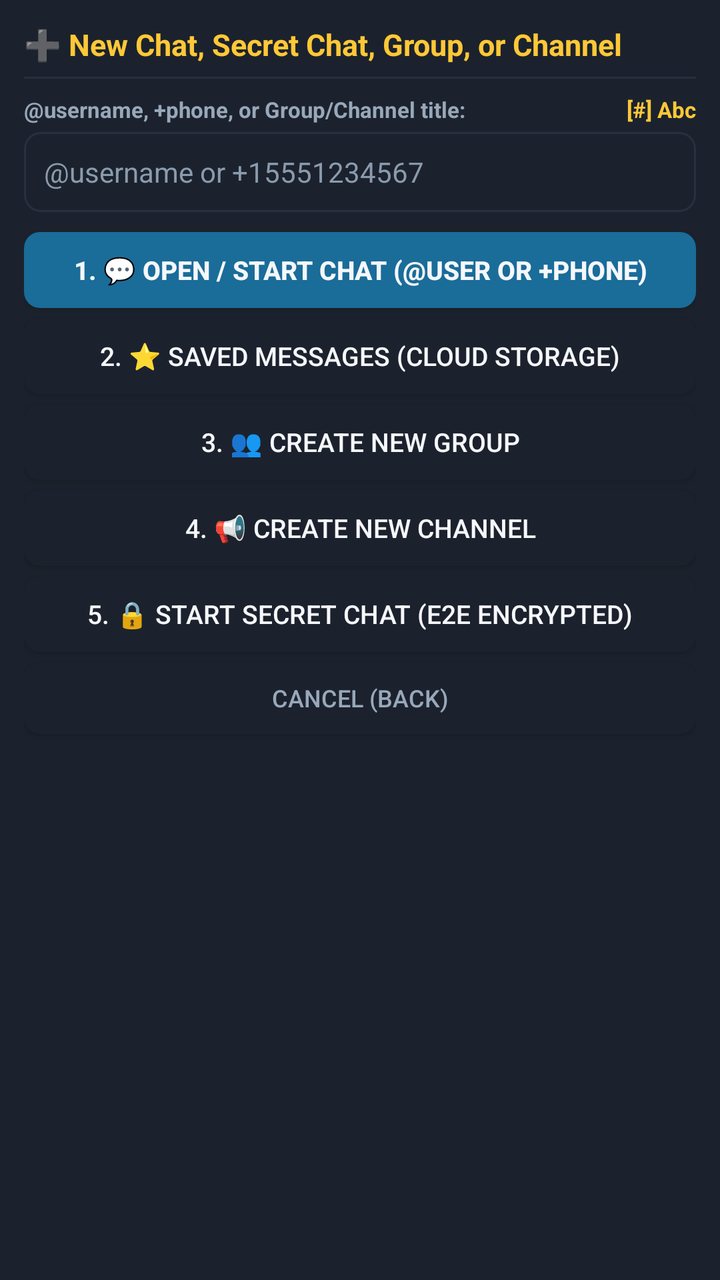
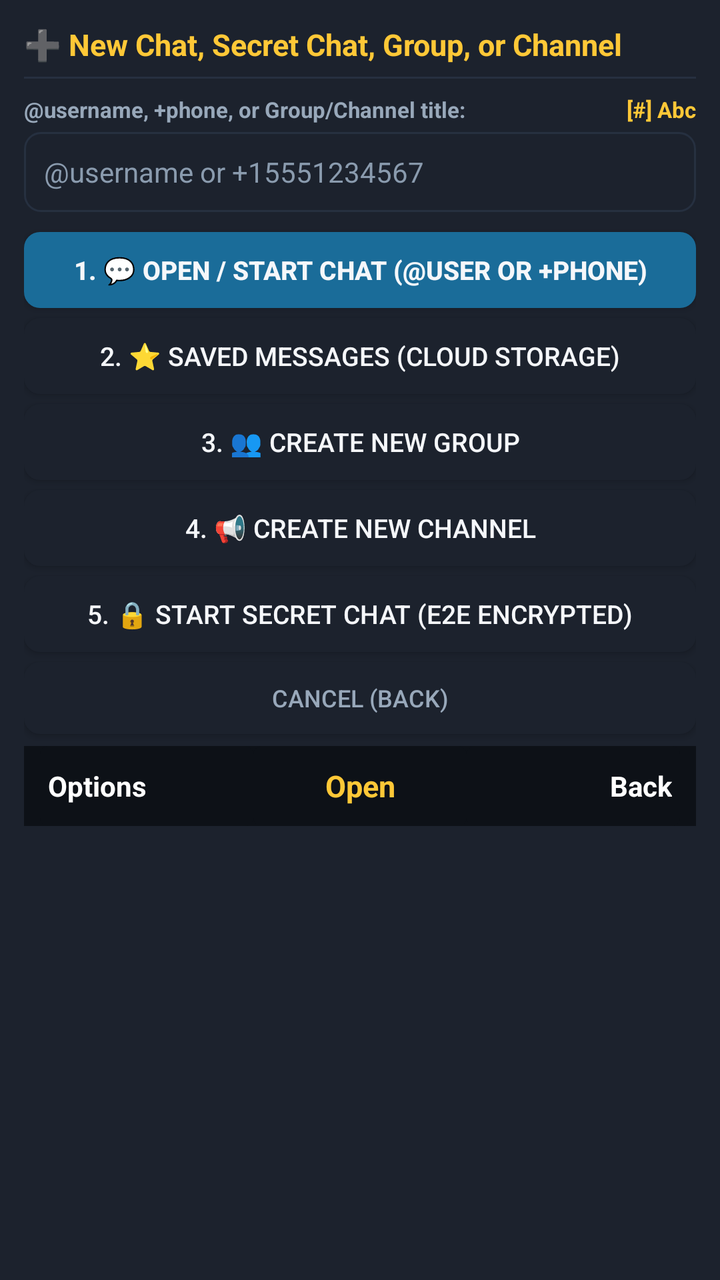

The first picture is an Android layout as it rendered before a commit; the second is the same layout after the commit. The layout source and the unified diff follow.
<!-- AndroidManifest.xml: application theme Theme.TeleFlip -->
<!-- res/layout/dialog_new_chat.xml -->
<?xml version="1.0" encoding="utf-8"?>
<LinearLayout xmlns:android="http://schemas.android.com/apk/res/android"
    android:layout_width="match_parent"
    android:layout_height="wrap_content"
    android:orientation="vertical"
    android:background="@color/bg_dark_card"
    android:padding="12dp">

    <TextView
        android:id="@+id/tv_new_chat_title"
        android:layout_width="match_parent"
        android:layout_height="wrap_content"
        android:text="➕ New Chat, Secret Chat, Group, or Channel"
        android:textColor="@color/focus_highlight_gold"
        android:textSize="15sp"
        android:textStyle="bold"
        android:paddingBottom="6dp" />

    <View
        android:layout_width="match_parent"
        android:layout_height="1dp"
        android:background="@color/softkey_divider"
        android:layout_marginBottom="8dp" />

    <LinearLayout
        android:layout_width="match_parent"
        android:layout_height="wrap_content"
        android:orientation="horizontal"
        android:gravity="center_vertical"
        android:layout_marginBottom="4dp">

        <TextView
            android:id="@+id/tv_new_chat_label"
            android:layout_width="0dp"
            android:layout_height="wrap_content"
            android:layout_weight="1"
            android:text="@username, +phone, or Group/Channel title:"
            android:textColor="@color/text_secondary"
            android:textSize="11sp"
            android:textStyle="bold" />

        <TextView
            android:id="@+id/tv_new_chat_input_mode"
            android:layout_width="wrap_content"
            android:layout_height="wrap_content"
            android:text="[#] Abc"
            android:textColor="@color/focus_highlight_gold"
            android:textSize="11sp"
            android:textStyle="bold" />
    </LinearLayout>

    <EditText
        android:id="@+id/et_new_chat_input"
        android:layout_width="match_parent"
        android:layout_height="40dp"
        android:background="@drawable/bg_edittext_selector"
        android:hint="@username or +15551234567"
        android:textColorHint="@color/text_hint"
        android:textColor="@color/text_primary"
        android:textSize="14sp"
        android:paddingStart="10dp"
        android:paddingEnd="10dp"
        android:singleLine="true"
        android:focusable="true"
        android:focusableInTouchMode="true"
        android:layout_marginBottom="10dp" />

    <Button
        android:id="@+id/btn_start_direct_chat"
        android:layout_width="match_parent"
        android:layout_height="38dp"
        android:text="1. 💬 Open / Start Chat (@user or +phone)"
        android:textColor="@color/text_primary"
        android:textSize="13sp"
        android:textStyle="bold"
        android:background="@drawable/bg_button_selector"
        android:focusable="true"
        android:layout_marginBottom="5dp" />

    <Button
        android:id="@+id/btn_open_saved_messages"
        android:layout_width="match_parent"
        android:layout_height="38dp"
        android:text="2. ⭐ Saved Messages (Cloud Storage)"
        android:textColor="@color/text_primary"
        android:textSize="13sp"
        android:background="@drawable/bg_item_selector"
        android:focusable="true"
        android:layout_marginBottom="5dp" />

    <Button
        android:id="@+id/btn_create_group"
        android:layout_width="match_parent"
        android:layout_height="38dp"
        android:text="3. 👥 Create New Group"
        android:textColor="@color/text_primary"
        android:textSize="13sp"
        android:background="@drawable/bg_item_selector"
        android:focusable="true"
        android:layout_marginBottom="5dp" />

    <Button
        android:id="@+id/btn_create_channel"
        android:layout_width="match_parent"
        android:layout_height="38dp"
        android:text="4. 📢 Create New Channel"
        android:textColor="@color/text_primary"
        android:textSize="13sp"
        android:background="@drawable/bg_item_selector"
        android:focusable="true"
        android:layout_marginBottom="5dp" />

    <Button
        android:id="@+id/btn_start_secret_chat"
        android:layout_width="match_parent"
        android:layout_height="38dp"
        android:text="5. 🔒 Start Secret Chat (E2E Encrypted)"
        android:textColor="@color/text_primary"
        android:textSize="13sp"
        android:background="@drawable/bg_item_selector"
        android:focusable="true"
        android:layout_marginBottom="5dp" />

    <Button
        android:id="@+id/btn_cancel_new_chat"
        android:layout_width="match_parent"
        android:layout_height="36dp"
        android:text="Cancel (Back)"
        android:textColor="@color/text_secondary"
        android:textSize="12sp"
        android:background="@drawable/bg_item_selector"
        android:focusable="true" />

</LinearLayout>
<!-- resources referenced by this layout -->
<resources>
  <color name="bg_dark_card">#1C222D</color>
  <color name="focus_highlight_gold">#FFC837</color>
  <color name="softkey_divider">#263040</color>
  <color name="text_hint">#8A9BAE</color>
  <color name="text_primary">#F5F7FA</color>
  <color name="text_secondary">#98A8BA</color>
  <!-- drawable bg_button_selector (drawable) -->
  <?xml version="1.0" encoding="utf-8"?>
  <selector xmlns:android="http://schemas.android.com/apk/res/android">
      <item android:state_focused="true">
          <shape android:shape="rectangle">
              <solid android:color="@color/tg_blue_dark" />
              <stroke android:width="3dp" android:color="@color/focus_highlight_gold" />
              <corners android:radius="8dp" />
          </shape>
      </item>
      <item android:state_pressed="true">
          <shape android:shape="rectangle">
              <solid android:color="@color/tg_blue_dark" />
              <corners android:radius="8dp" />
          </shape>
      </item>
      <item>
          <shape android:shape="rectangle">
              <solid android:color="@color/tg_blue" />
              <corners android:radius="8dp" />
          </shape>
      </item>
  </selector>
  <!-- drawable bg_edittext_selector (drawable) -->
  <?xml version="1.0" encoding="utf-8"?>
  <selector xmlns:android="http://schemas.android.com/apk/res/android">
      <item android:state_focused="true">
          <shape android:shape="rectangle">
              <solid android:color="@color/bg_dark_card_focused" />
              <stroke android:width="2dp" android:color="@color/focus_highlight" />
              <corners android:radius="8dp" />
          </shape>
      </item>
      <item>
          <shape android:shape="rectangle">
              <solid android:color="@color/bg_dark_card" />
              <stroke android:width="1dp" android:color="@color/softkey_divider" />
              <corners android:radius="8dp" />
          </shape>
      </item>
  </selector>
  <style name="Theme.TeleFlip" parent="Theme.AppCompat.NoActionBar">
          <item name="android:windowBackground">@color/bg_dark</item>
          <item name="android:textColorPrimary">@color/text_primary</item>
          <item name="android:textColorSecondary">@color/text_secondary</item>
          <item name="android:colorAccent">@color/tg_blue</item>
          <item name="android:defaultFocusHighlightEnabled">true</item>
      </style>
  <color name="tg_blue_dark">#061A28</color>
  <color name="tg_blue">#1A6C99</color>
  <color name="bg_dark_card_focused">#5B78A5</color>
  <color name="focus_highlight">#00D2FF</color>
  <color name="bg_dark">#12161D</color>
  <!-- unchanged entries left out for length: 1 -->
</resources>

<!-- the commit's change to res/layout/dialog_new_chat.xml (unified diff, before → after) -->
@@ -75,6 +75,7 @@
         android:textStyle="bold"
         android:background="@drawable/bg_button_selector"
         android:focusable="true"
+        android:focusableInTouchMode="true"
         android:layout_marginBottom="5dp" />
 
     <Button
@@ -86,6 +87,7 @@
         android:textSize="13sp"
         android:background="@drawable/bg_item_selector"
         android:focusable="true"
+        android:focusableInTouchMode="true"
         android:layout_marginBottom="5dp" />
 
     <Button
@@ -97,6 +99,7 @@
         android:textSize="13sp"
         android:background="@drawable/bg_item_selector"
         android:focusable="true"
+        android:focusableInTouchMode="true"
         android:layout_marginBottom="5dp" />
 
     <Button
@@ -108,6 +111,7 @@
         android:textSize="13sp"
         android:background="@drawable/bg_item_selector"
         android:focusable="true"
+        android:focusableInTouchMode="true"
         android:layout_marginBottom="5dp" />
 
     <Button
@@ -119,6 +123,7 @@
         android:textSize="13sp"
         android:background="@drawable/bg_item_selector"
         android:focusable="true"
+        android:focusableInTouchMode="true"
         android:layout_marginBottom="5dp" />
 
     <Button
@@ -129,6 +134,86 @@
         android:textColor="@color/text_secondary"
         android:textSize="12sp"
         android:background="@drawable/bg_item_selector"
-        android:focusable="true" />
+        android:focusable="true"
+        android:focusableInTouchMode="true"
+        android:layout_marginBottom="6dp" />
+
+    <include layout="@layout/layout_softkeys" />
 
 </LinearLayout>
+<!-- res/layout/layout_softkeys.xml (included above) -->
+<?xml version="1.0" encoding="utf-8"?>
+<LinearLayout xmlns:android="http://schemas.android.com/apk/res/android"
+    android:id="@+id/softkey_bar"
+    android:layout_width="match_parent"
+    android:layout_height="40dp"
+    android:background="@color/softkey_bg"
+    android:orientation="horizontal"
+    android:gravity="center_vertical"
+    android:paddingStart="8dp"
+    android:paddingEnd="8dp">
+
+    
+    <TextView
+        android:id="@+id/tv_softkey_left"
+        android:layout_width="0dp"
+        android:layout_height="match_parent"
+        android:layout_weight="1"
+        android:gravity="center_vertical|start"
+        android:text="Options"
+        android:textColor="@color/softkey_text"
+        android:textSize="14sp"
+        android:textStyle="bold"
+        android:maxLines="1"
+        android:ellipsize="end"
+        android:focusable="false"
+        android:focusableInTouchMode="false"
+        android:clickable="true"
+        android:background="@drawable/bg_softkey_selector"
+        android:paddingStart="4dp"
+        android:paddingEnd="4dp"
+        android:contentDescription="Options softkey" />
+
+    
+    <TextView
+        android:id="@+id/tv_softkey_center"
+        android:layout_width="0dp"
+        android:layout_height="match_parent"
+        android:layout_weight="1"
+        android:gravity="center"
+        android:text="Open"
+        android:textColor="@color/softkey_center"
+        android:textSize="15sp"
+        android:textStyle="bold"
+        android:maxLines="1"
+        android:ellipsize="end"
+        android:focusable="false"
+        android:focusableInTouchMode="false"
+        android:clickable="true"
+        android:background="@drawable/bg_softkey_selector"
+        android:paddingStart="4dp"
+        android:paddingEnd="4dp"
+        android:contentDescription="Open softkey" />
+
+    
+    <TextView
+        android:id="@+id/tv_softkey_right"
+        android:layout_width="0dp"
+        android:layout_height="match_parent"
+        android:layout_weight="1"
+        android:gravity="center_vertical|end"
+        android:text="Back"
+        android:textColor="@color/softkey_text"
+        android:textSize="14sp"
+        android:textStyle="bold"
+        android:maxLines="1"
+        android:ellipsize="end"
+        android:focusable="false"
+        android:focusableInTouchMode="false"
+        android:clickable="true"
+        android:background="@drawable/bg_softkey_selector"
+        android:paddingStart="4dp"
+        android:paddingEnd="4dp"
+        android:contentDescription="Back softkey" />
+
+</LinearLayout>
<!-- resource entries referenced after the edit -->
@@ -2,7 +2,10 @@
 <resources>
   <color name="bg_dark_card">#1C222D</color>
   <color name="focus_highlight_gold">#FFC837</color>
+  <color name="softkey_bg">#0D1117</color>
+  <color name="softkey_center">#FFC837</color>
   <color name="softkey_divider">#263040</color>
+  <color name="softkey_text">#FFFFFF</color>
   <color name="text_hint">#8A9BAE</color>
   <color name="text_primary">#F5F7FA</color>
   <color name="text_secondary">#98A8BA</color>
@@ -47,6 +50,23 @@
           </shape>
       </item>
   </selector>
+  <!-- drawable bg_softkey_selector (drawable) -->
+  <?xml version="1.0" encoding="utf-8"?>
+  <selector xmlns:android="http://schemas.android.com/apk/res/android">
+      <item android:state_focused="true">
+          <shape android:shape="rectangle">
+              <solid android:color="#1F2937" />
+              <stroke android:width="3dp" android:color="@color/focus_highlight_gold" />
+              <corners android:radius="4dp" />
+          </shape>
+      </item>
+      <item>
+          <shape android:shape="rectangle">
+              <solid android:color="@color/softkey_bg" />
+              <corners android:radius="4dp" />
+          </shape>
+      </item>
+  </selector>
   <style name="Theme.TeleFlip" parent="Theme.AppCompat.NoActionBar">
           <item name="android:windowBackground">@color/bg_dark</item>
           <item name="android:textColorPrimary">@color/text_primary</item>
